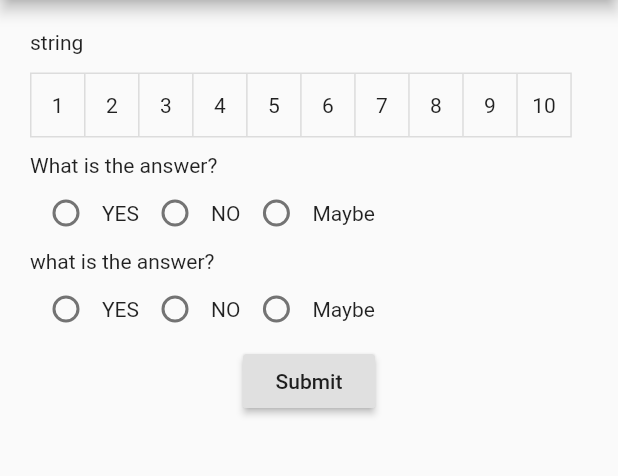
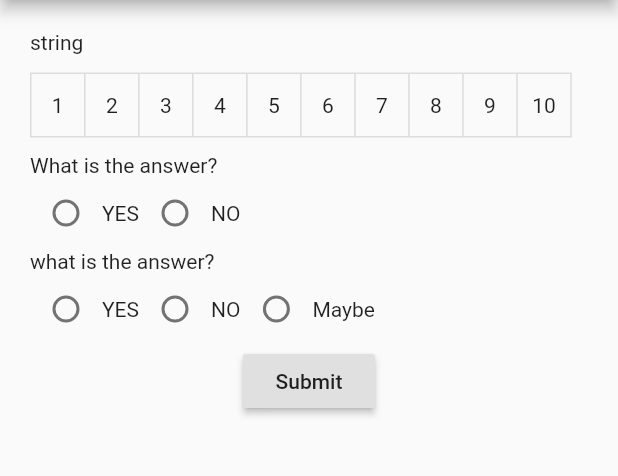
Before and after one commit to Thalinda/My_pcakages, a Flutter app: the screen it shows after launch, on a phone screen of 412 x 824 dp, the part 84-560 px from its top. Run offline on Flutter 3.47's test engine with Material 2 defaults, Android fonts, the phone set to English and light mode, and no system bars; our stand-ins replace dropdown_search.

Commit message:
Added and updated

```diff
--- a/lib/dynamic_forms.dart
+++ b/lib/dynamic_forms.dart
@@ -19,7 +19,7 @@ class _DynamicFormsState extends State<DynamicForms> {
     {
       "surveyQuizId": 1, //rating
       "surveyId": 0,
-      "quizType": 0,
+      "quizType": 1,
       "quiz": "string",
       "isRequired": 0
     },
@@ -27,15 +27,15 @@ class _DynamicFormsState extends State<DynamicForms> {
     {
       "surveyQuizId": 2, //rating
       "surveyId": 0,
-      "quizType": 0,
-      "options": ['YES', 'NO', 'Maybe'],
+      "quizType": 2,
+      "options": ['YES', 'NO'],
       "quiz": "What is the answer?",
       "isRequired": 0
     },
     {
-      "surveyQuizId": 2, //rating
+      "surveyQuizId": 3, //rating
       "surveyId": 0,
-      "quizType": 0,
+      "quizType": 2,
       "options": ['YES', 'NO', 'Maybe'],
       "quiz": "what is the answer?",
       "isRequired": 0
--- a/packages/dynamicform/lib/calldynamic.dart
+++ b/packages/dynamicform/lib/calldynamic.dart
@@ -25,18 +25,18 @@ class _GenerateDyamicFormState extends State<GenerateDyamicForm> {
       itemCount: widget.dataset.length,
       itemBuilder: (context, index) {
         print(widget.dataset[index]);
-        return widget.dataset[index]['surveyQuizId'] == 1
+        return widget.dataset[index]['quizType'] == 1
             ? RatingButton(
                 keyvalue: widget.dataset[index]['surveyQuizId'].toString(),
                 limit: 10,
                 label: widget.dataset[index]['quiz'])
-            : widget.dataset[index]['surveyQuizId'] == 2
+            : widget.dataset[index]['quizType'] == 2
                 ? RadioButtons(
                     label: widget.dataset[index]['quiz'],
                     keyvalue: widget.dataset[index]['surveyQuizId'].toString(),
                     options: widget.dataset[index]['options'],
                   )
-                : widget.dataset[index]['surveyQuizId'] == 3
+                : widget.dataset[index]['quizType'] == 3
                     ? TextFieldFrom(
                         label: widget.dataset[index]['quiz'],
                         keyvalue:
--- a/packages/dynamicform/lib/dynamicform.dart
+++ b/packages/dynamicform/lib/dynamicform.dart
@@ -1,6 +1,4 @@
 library dynamicform;
-
-import 'dart:ffi';
 
 import 'package:flutter/material.dart';
 import 'package:dropdown_search/dropdown_search.dart';
```
